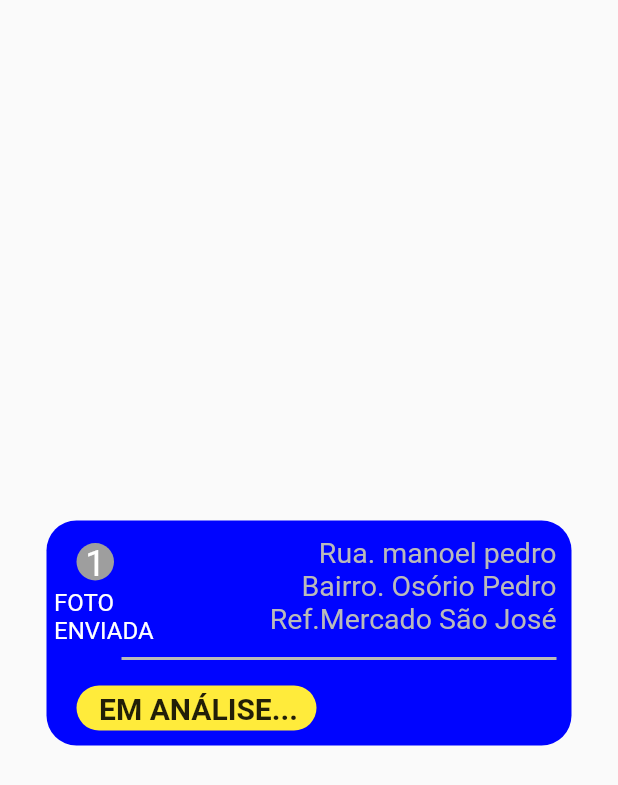
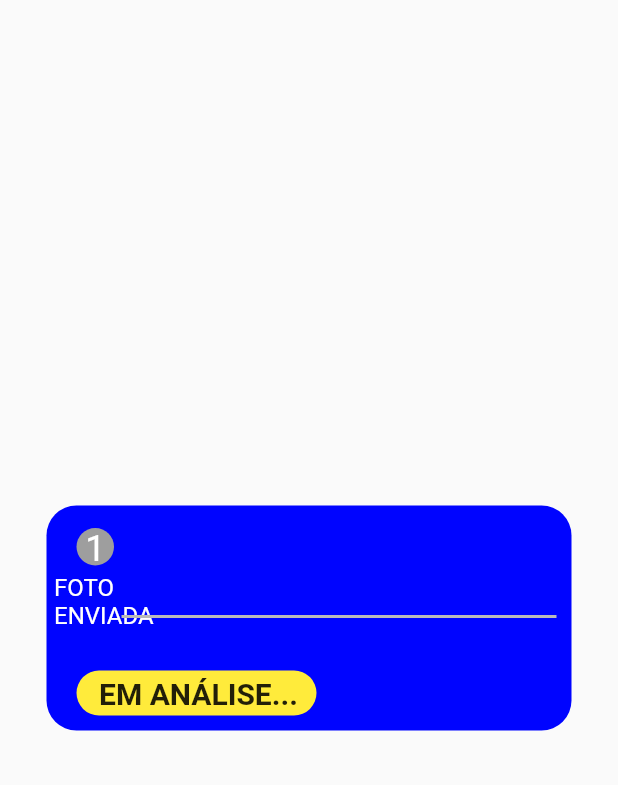
Before and after one commit to Naandz/flutter-mapcidade, a Flutter app: the Chamado_Analise widget shown alone on an empty page, opened directly with empty values, on a phone screen of 412 x 824 dp. Shown: the top 785 px of the screen. Run offline on Flutter 3.47's test engine with Material 2 defaults, Android fonts, the phone set to English and light mode, and no system bars; our stand-ins replace dio, image_picker, shared_preferences; accounts and stored records are empty; network calls fail.

```diff
--- a/lib/telaChamados.dart
+++ b/lib/telaChamados.dart
@@ -12,13 +12,10 @@ class ExecutarVerificar extends StatelessWidget {
   @override
   Widget build(BuildContext context) {
     return Scaffold(
-      body: ListView(children: [
-        Column(children: [
-          Positioned(child: Barra_do_app()),
-          Positioned(child: TelaChamado1())
-        ])
-      ]),
-    );
+        body: Stack(children: [
+      Positioned(child: Barra_do_app()),
+      Positioned(child: TelaChamado1())
+    ]));
   }
 }
 
@@ -124,7 +121,7 @@ class Chamado_Analise extends StatelessWidget {
   @override
   Widget build(BuildContext buildContext) {
     return Center(
-        child: Column(mainAxisAlignment: MainAxisAlignment.center, children: [
+        child: Stack(children: [
       //ESPAÇAMENTO ENTRE AS CAIXAS
       SizedBox(height: 20),
       //CRIANDO QUADRADO AZUL
@@ -174,9 +171,21 @@ class Chamado_Analise extends StatelessWidget {
                     //crossAxisAlignment para alinhar as classes dentro de uma coluna
                     crossAxisAlignment: CrossAxisAlignment.end,
                     children: [
-                      Rua(),
-                      Bairro(),
-                      Refe(),
+                      Text(logradouro,
+                       style: TextStyle(
+                                color: Colors.white,
+                            ),
+                          ),
+                      Text(bairro,
+                       style: TextStyle(
+                                color: Colors.white,
+                            ),
+                          ),
+                      Text(complemento,
+                       style: TextStyle(
+                                color: Colors.white,
+                            ),
+                          ),
                       SizedBox(
                         height: 15,
                       ),
@@ -191,7 +200,14 @@ class Chamado_Analise extends StatelessWidget {
                       //DATA ABAIXO DA LINHA
                       Column(
                           crossAxisAlignment: CrossAxisAlignment.end,
-                          children: [Text(dataAtualizacao)]),
+                          children: [
+                             Text(
+                              dataAtualizacao,
+                              style: TextStyle(
+                                color: Colors.white,
+                              ),
+                            ),
+                          ]),
                     ]),
               ),
             ),
@@ -249,7 +265,7 @@ class Chamado_Rejeitado extends StatelessWidget {
                     ),
                     child: Center(
                       child: Text(
-                        '4',
+                        '1',
                         style: TextStyle(fontSize: 24, color: Colors.white),
                       ),
                     ),
@@ -262,7 +278,7 @@ class Chamado_Rejeitado extends StatelessWidget {
                   right: 250,
                   child: Container(
                     child: Text(
-                      'FOTOS ENVIADAS',
+                      'FOTO ENVIADA',
                       style: TextStyle(
                         fontSize: 16,
                         color: Color.fromARGB(255, 232, 232, 232),
@@ -281,9 +297,21 @@ class Chamado_Rejeitado extends StatelessWidget {
                       //crossAxisAlignment para alinhar as classes dentro de uma coluna
                       crossAxisAlignment: CrossAxisAlignment.end,
                       children: [
-                        Text(logradouro),
-                        Text(bairro),
-                        Text(complemento),
+                        Text(logradouro,
+                       style: TextStyle(
+                                color: Colors.white,
+                            ),
+                          ),
+                        Text(bairro,
+                       style: TextStyle(
+                                color: Colors.white,
+                            ),
+                          ),
+                       Text(complemento,
+                       style: TextStyle(
+                                color: Colors.white,
+                            ),
+                          ),
                         SizedBox(height: 15),
                         //LINHA CINZA DEBAIXO DO TEXTO DA RUA
                         Container(
@@ -295,7 +323,11 @@ class Chamado_Rejeitado extends StatelessWidget {
                         Column(
                           crossAxisAlignment: CrossAxisAlignment.end,
                           children: [
-                            Text(dataAtualizacao),
+                            Text(dataAtualizacao,
+                       style: TextStyle(
+                                color: Colors.white,
+                            ),
+                          ),
                           ],
                         ),
                       ],
@@ -360,7 +392,7 @@ class Chamado_Atendido extends StatelessWidget {
                     ),
                     child: Center(
                       child: Text(
-                        '4',
+                        '1',
                         style: TextStyle(fontSize: 24, color: Colors.white),
                       ),
                     ),
@@ -373,7 +405,7 @@ class Chamado_Atendido extends StatelessWidget {
                   right: 250,
                   child: Container(
                     child: Text(
-                      'FOTOS ENVIADAS',
+                      'FOTO ENVIADA',
                       style: TextStyle(
                         fontSize: 16,
                         color: Color.fromARGB(255, 232, 232, 232),
@@ -392,9 +424,21 @@ class Chamado_Atendido extends StatelessWidget {
                       //crossAxisAlignment para alinhar as classes dentro de uma coluna
                       crossAxisAlignment: CrossAxisAlignment.end,
                       children: [
-                        Text(logradouro),
-                        Text(bairro),
-                        Text(complemento),
+                        Text(logradouro,
+                       style: TextStyle(
+                                color: Colors.white,
+                            ),
+                          ),
+                        Text(bairro,
+                       style: TextStyle(
+                                color: Colors.white,
+                            ),
+                          ),
+                        Text(complemento,
+                       style: TextStyle(
+                                color: Colors.white,
+                            ),
+                          ),
                         SizedBox(height: 15),
                         //LINHA CINZA DEBAIXO DO TEXTO DA RUA
                         Container(
@@ -406,7 +450,11 @@ class Chamado_Atendido extends StatelessWidget {
                         Column(
                           crossAxisAlignment: CrossAxisAlignment.end,
                           children: [
-                            Text(dataAtualizacao),
+                            Text(dataAtualizacao,
+                       style: TextStyle(
+                                color: Colors.white,
+                            ),
+                          ),
                           ],
                         ),
                       ],
--- a/lib/variaveis.dart
+++ b/lib/variaveis.dart
@@ -1,53 +1,4 @@
 import 'package:flutter/material.dart';
-
-class Data extends StatelessWidget {
-  @override
-  Widget build(BuildContext context) {
-    return Text(
-      '13/04/2023',
-      style: TextStyle(fontSize: 16, color: Color.fromARGB(255, 186, 186, 186)),
-    );
-  }
-}
-
-class Hora extends StatelessWidget {
-  @override
-  Widget build(BuildContext context) {
-    return Text(
-      '21:47',
-      style: TextStyle(fontSize: 16, color: Color.fromARGB(255, 186, 186, 186)),
-    );
-  }
-}
-
-class Rua extends StatelessWidget {
-  @override
-  Widget build(BuildContext context) {
-    return Text(
-      'Rua. manoel pedro',
-      style: TextStyle(fontSize: 19, color: Color.fromARGB(255, 186, 186, 186)),
-      textDirection: TextDirection.rtl,
-    );
-  }
-}
-
-class Bairro extends StatelessWidget {
-  @override
-  Widget build(BuildContext context) {
-    return Text('Bairro. Osório Pedro',
-        style:
-            TextStyle(fontSize: 19, color: Color.fromARGB(255, 186, 186, 186)));
-  }
-}
-
-class Refe extends StatelessWidget {
-  @override
-  Widget build(BuildContext context) {
-    return Text('Ref.Mercado São José',
-        style:
-            TextStyle(fontSize: 19, color: Color.fromARGB(255, 186, 186, 186)));
-  }
-}
 
 class Status_Analise extends StatelessWidget {
   @override
```
